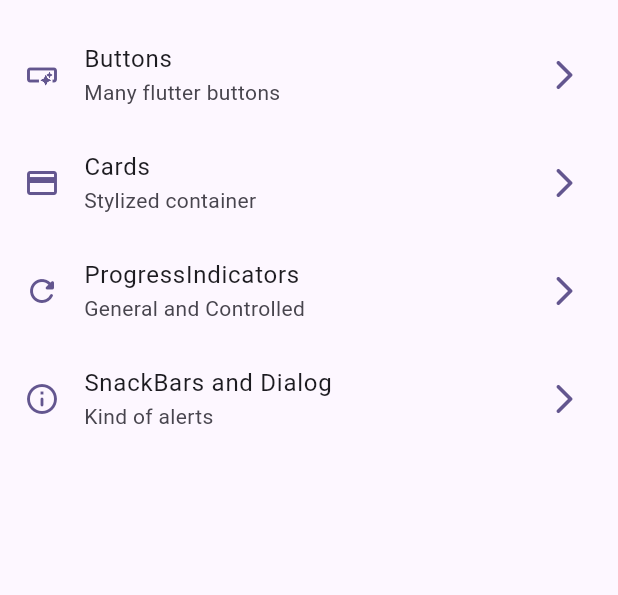
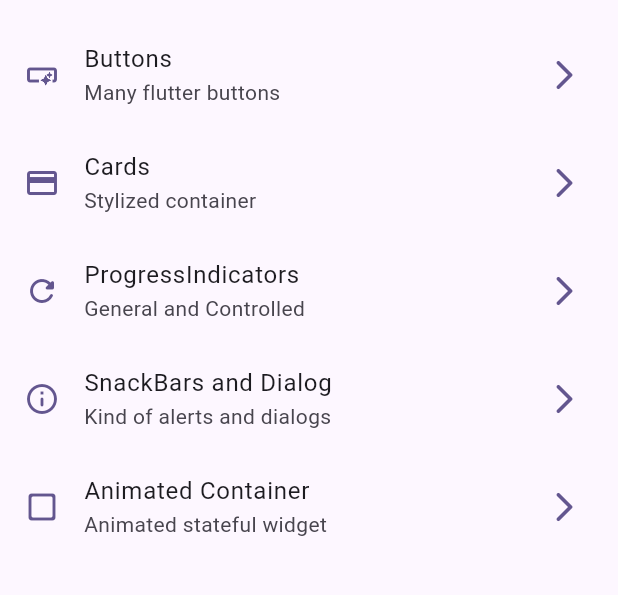
Before and after one commit to alextina/widgets_app, a Flutter app: the screen it shows after launch, on a phone screen of 412 x 824 dp, the part 63-658 px from its top. Run offline on Flutter 3.47's test engine with Material 3 defaults, Android fonts, the phone set to English and light mode, and no system bars; our stand-ins replace go_router.

Commit message:
[feat] Animated container finished

```diff
--- a/lib/config/menu/menu_items.dart
+++ b/lib/config/menu/menu_items.dart
@@ -39,9 +39,16 @@ const appMenuItems = <MenuItem>[
 
     MenuItem(
     tittle: 'SnackBars and Dialog',
-    subtitle: 'Kind of alerts',
+    subtitle: 'Kind of alerts and dialogs',
     path: '/snackbars',
     icon: Icons.info_outline_rounded,
   ),
 
+  MenuItem(
+    tittle: 'Animated Container',
+    subtitle: 'Animated stateful widget',
+    path: '/animated',
+    icon: Icons.check_box_outline_blank_rounded,
+  ),
+
 ];
--- a/lib/config/router/app_router.dart
+++ b/lib/config/router/app_router.dart
@@ -30,5 +30,10 @@ final appRouter = GoRouter(
       name: SnackbarsScreen.name,
       builder: (context, state) => SnackbarsScreen(),
     ),
+    GoRoute(
+      path: '/animated',
+      name: AnimatedScreen.name,
+      builder: (context, state) => AnimatedScreen(),
+    ),
   ],
 );
```
Also changed, not shown: lib/presentation/screens/animated/animated_screen.dart (+45 -3 lines).
